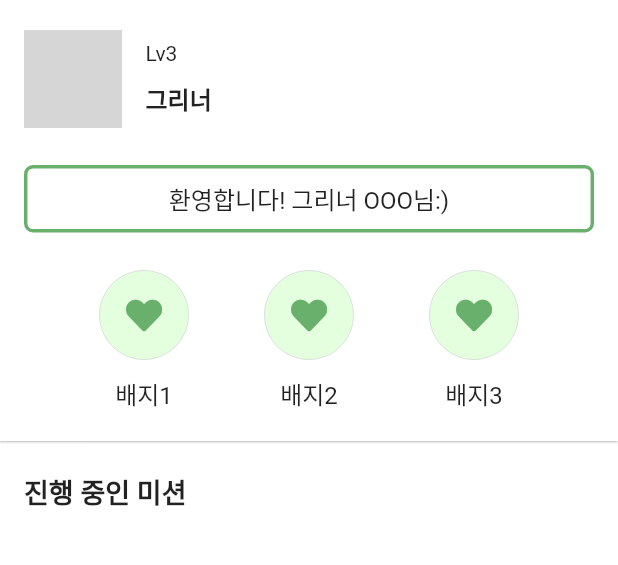
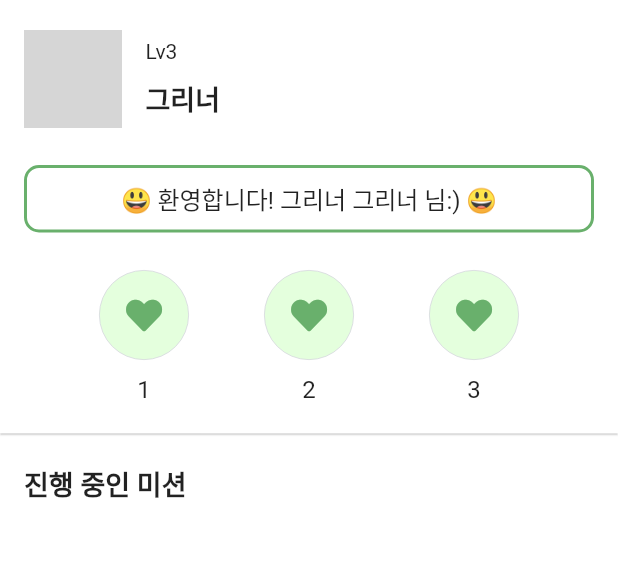
Before and after one commit to HeewonP825/KBbank_GreenusClient, a Flutter app: the MyPageScreen screen opened directly, on a phone screen of 412 x 824 dp, the part 84-649 px from its top. Run offline on Flutter 3.47's test engine with Material 2 defaults, Android fonts, the light colour scheme and no system bars; our stand-ins replace dio, flutter_native_splash, flutter_svg, font_awesome_flutter, google_fonts; network calls fail; grey boxes are pictures that could not be loaded.

Commit message:
my page profile box view complete without badge image

```diff
--- /dev/null
+++ b/lib/models/myPageData.dart
@@ -0,0 +1,31 @@
+class MyPageData {
+  final String name;
+  final String profileImage;
+  final String level;
+  final int levelNum;
+  final String badge1;
+  final String badge2;
+  final String badge3;
+
+  MyPageData({
+    required this.name,
+    required this.profileImage,
+    required this.level,
+    required this.levelNum,
+    required this.badge1,
+    required this.badge2,
+    required this.badge3,
+  });
+}
+
+List<MyPageData> myPageData = [
+  MyPageData(
+    name: '그리너',
+    profileImage: "https://images.unsplash.com/photo-1497211419994-14ae40a3c7a3?ixlib=rb-1.2.1&ixid=MnwxMjA3fDB8MHxwaG90by1wYWdlfHx8fGVufDB8fHx8&auto=format&fit=crop&w=1470&q=80",
+    level: 'Lv',
+    levelNum: 3,
+    badge1: '1',
+    badge2: '2',
+    badge3: '3',
+  )
+];
--- a/lib/screens/mypage/components/myPageHeader.dart
+++ b/lib/screens/mypage/components/myPageHeader.dart
@@ -1,10 +1,18 @@
 import 'package:flutter/cupertino.dart';
 import 'package:flutter/material.dart';
 import 'package:font_awesome_flutter/font_awesome_flutter.dart';
+import '../../../../models/myPageData.dart';
 
 import '../../../../theme.dart';
 
 class MyPageHeader extends StatelessWidget {
+  const MyPageHeader({
+    Key? key,
+    required this.myPageData,
+  }) : super(key: key);
+
+  final MyPageData myPageData;
+
   @override
   Widget build(BuildContext context) {
     return Card(
@@ -22,9 +30,9 @@ class MyPageHeader extends StatelessWidget {
             Row(
               mainAxisAlignment: MainAxisAlignment.spaceEvenly,
               children: [
-                _buildRoundTextButton('배지1', FontAwesomeIcons.solidHeart),
-                _buildRoundTextButton('배지2', FontAwesomeIcons.solidHeart),
-                _buildRoundTextButton('배지3', FontAwesomeIcons.solidHeart),
+                _buildRoundTextButton(myPageData.badge1, FontAwesomeIcons.solidHeart),
+                _buildRoundTextButton(myPageData.badge2, FontAwesomeIcons.solidHeart),
+                _buildRoundTextButton(myPageData.badge3, FontAwesomeIcons.solidHeart),
               ],
             )
           ],
@@ -44,7 +52,7 @@ class MyPageHeader extends StatelessWidget {
               child: ClipRRect(
                 borderRadius: BorderRadius.circular(32.5),
                 child: Image.network(
-                  "https://images.unsplash.com/photo-1497211419994-14ae40a3c7a3?ixlib=rb-1.2.1&ixid=MnwxMjA3fDB8MHxwaG90by1wYWdlfHx8fGVufDB8fHx8&auto=format&fit=crop&w=1470&q=80",
+                  myPageData.profileImage,
                   fit: BoxFit.cover,
                 ),
               ),
@@ -70,9 +78,17 @@ class MyPageHeader extends StatelessWidget {
         Column(
           crossAxisAlignment: CrossAxisAlignment.start,
           children: [
-            Text('Lv3'),
+            Text.rich(
+              TextSpan(children: [
+                TextSpan(text: myPageData.level),
+                TextSpan(text: myPageData.levelNum.toString()),
+              ]),
+            ),
             SizedBox(height: 10),
-            Text('그리너', style: textTheme().headline2),
+            Text(
+              myPageData.name,
+              style: textTheme().headline1,
+            ),
           ],
         )
       ],
@@ -86,14 +102,14 @@ class MyPageHeader extends StatelessWidget {
         decoration: BoxDecoration(
           border: Border.all(
             color: Color(0xFF69b06c),
-            width: 2.3,
+            width: 2.0,
           ),
-          borderRadius: BorderRadius.circular(6.0),
+          borderRadius: BorderRadius.circular(10.0),
         ),
         height: 45,
         child: Center(
           child: Text(
-            '환영합니다! 그리너 OOO님:)',
+            '😃 환영합니다! 그리너 ${myPageData.name} 님:) 😃',
             style: textTheme().subtitle1,
           ),
         ),
--- a/lib/screens/mypage/myPageScreen.dart
+++ b/lib/screens/mypage/myPageScreen.dart
@@ -1,7 +1,9 @@
 import 'package:flutter/material.dart';
 import 'package:google_fonts/google_fonts.dart';
+import 'package:kbbank_practice/models/myPageData.dart';
 import 'components/myPageHeader.dart';
 import '../../../theme.dart';
+import '../../../../models/myPageData.dart';
 
 class MyPageScreen extends StatelessWidget {
   @override
@@ -14,9 +16,9 @@ class MyPageScreen extends StatelessWidget {
             style: GoogleFonts.pacifico(fontSize: 20, color: Colors.white),
           ),
         ),
-      body: ListView(
+        body: ListView(
           children: [
-          MyPageHeader(),
+          MyPageHeader(myPageData: myPageData[0]),
             SizedBox(height: 20),
             Padding(
               padding: EdgeInsets.only(left: 16, bottom: 16),
```
